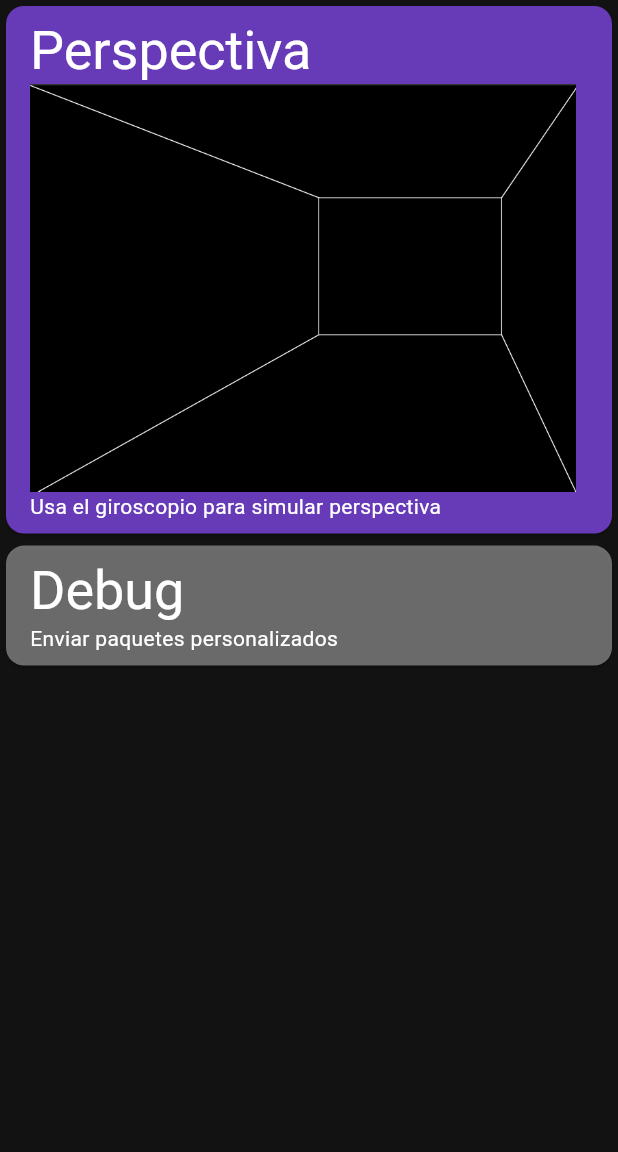
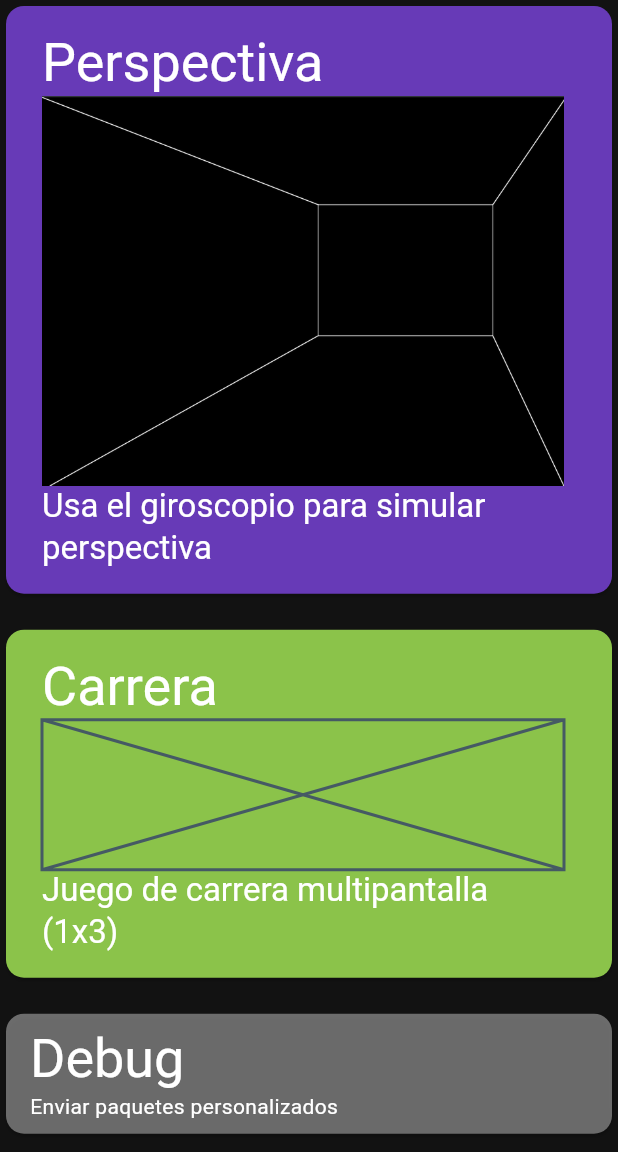
Before and after one commit to Hackfun-Rosario/UDParty, a Flutter app: the screen it shows after launch, on a phone screen of 412 x 824 dp, the part 84-1236 px from its top. Run offline on Flutter 3.47's test engine with Material 3 defaults, Android fonts, the phone set to English and light mode, and no system bars; our stand-ins replace get_it, go_router; missing offline and left inert: gyro_provider, udp.

Commit message:
Placeholder para juego Carrera

```diff
--- a/lib/home_page.dart
+++ b/lib/home_page.dart
@@ -56,12 +56,15 @@ class _HomePageState extends State<HomePage> with WidgetsBindingObserver {
       ),
       body: SingleChildScrollView(
         child: Column(
+          spacing: 16,
           crossAxisAlignment: CrossAxisAlignment.start,
           children: [
             GestureDetector(
               onTap: udpInitialized ? () => context.push('/perspectiva') : null,
               child: Card(
                 color: Colors.deepPurple,
+                child: Padding(
+                  padding: const EdgeInsets.all(8.0),
                   child: ListTile(
                     title: Text('Perspectiva',
                         style: Theme.of(context).textTheme.displaySmall),
@@ -69,8 +72,30 @@ class _HomePageState extends State<HomePage> with WidgetsBindingObserver {
                       crossAxisAlignment: CrossAxisAlignment.start,
                       children: [
                         Image.asset('assets/img/perspectiva.png'),
-                      Text('Usa el giroscopio para simular perspectiva')
+                        Text('Usa el giroscopio para simular perspectiva', style: Theme.of(context).textTheme.titleLarge,)
                       ],
+                    ),
+                  ),
+                ),
+              ),
+            ),
+            GestureDetector(
+              onTap: udpInitialized ? () => context.push('/carrera') : null,
+              child: Card(
+                color: Colors.lightGreen,
+                child: Padding(
+                  padding: const EdgeInsets.all(8.0),
+                  child: ListTile(
+                    title: Text('Carrera',
+                        style: Theme.of(context).textTheme.displaySmall),
+                    subtitle: Column(
+                      crossAxisAlignment: CrossAxisAlignment.start,
+                      children: [
+                        // Image.asset('assets/img/carrera.png'),
+                        SizedBox(height:100, child: Placeholder()),
+                        Text('Juego de carrera multipantalla (1x3)', style: Theme.of(context).textTheme.titleLarge,)
+                      ],
+                    ),
                   ),
                 ),
               ),
```
Also changed, not shown: 4 other files. Lines whose indentation alone changed are shown as unchanged.
